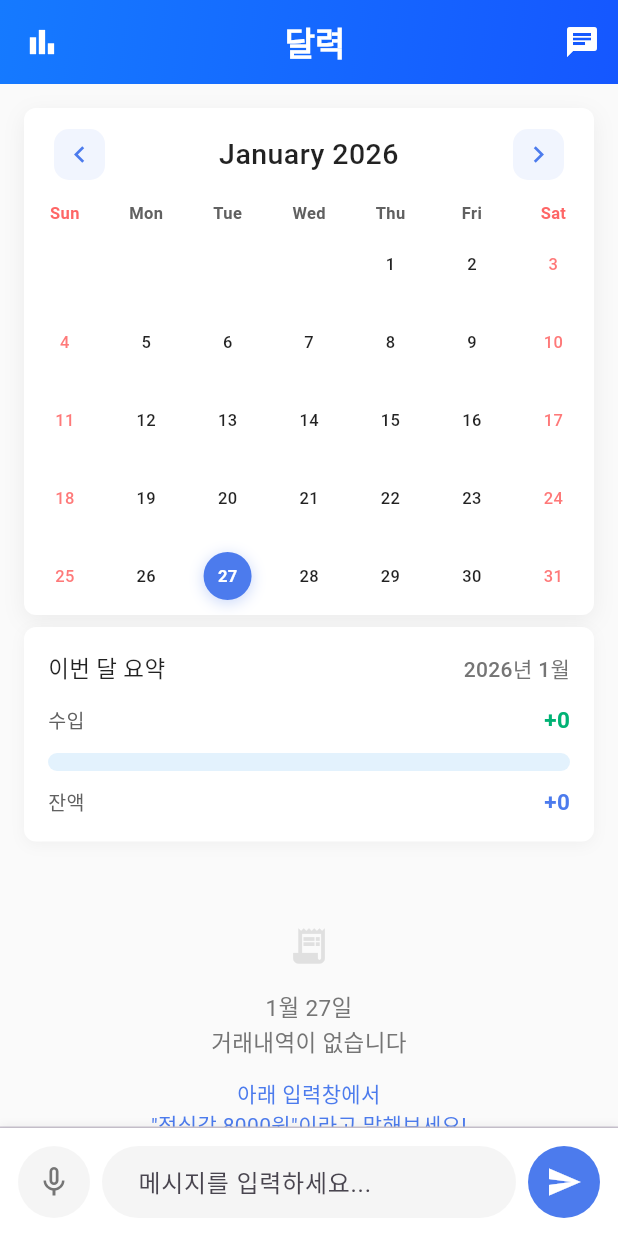
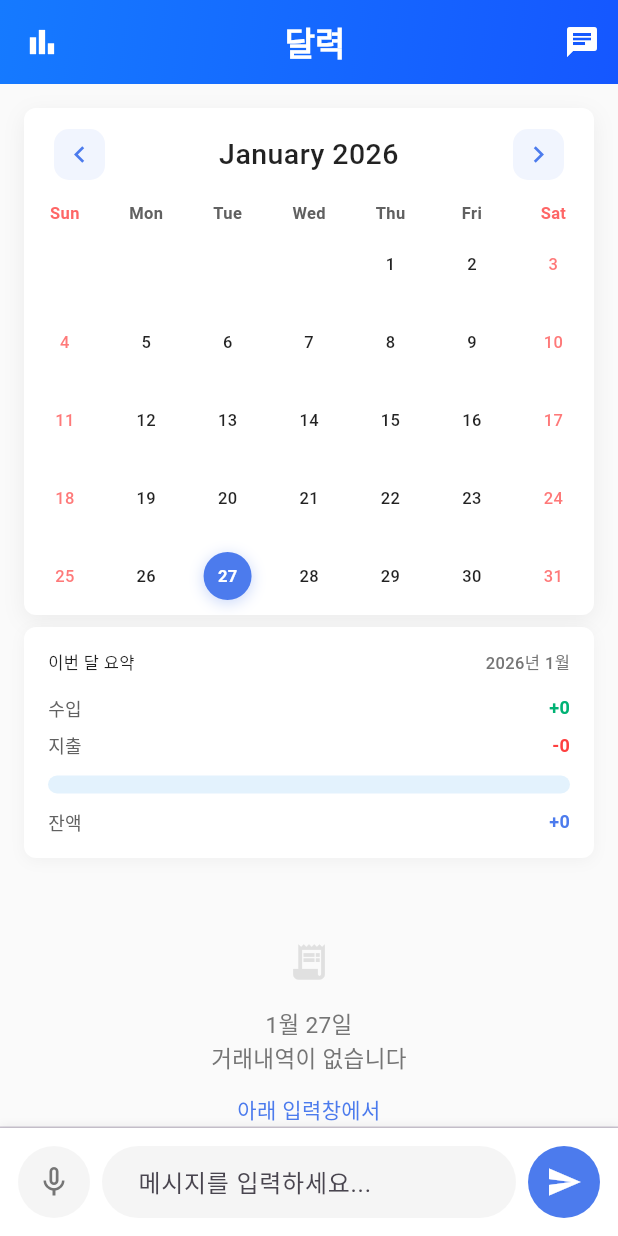
Before and after one commit to ubzzang/moneylog_app, a Flutter app: the HomeScreen screen opened directly, on a phone screen of 412 x 824 dp. Run offline on Flutter 3.47's test engine with Material 3 defaults, Android fonts, the light colour scheme and no system bars; drawn by our look-alikes of table_calendar; our stand-ins replace fl_chart, shared_preferences, speech_to_text; accounts and stored records are empty; Roboto replaces fonts that are missing (GmarketSans).

Commit message:
home_screen 수정

```diff
--- a/lib/screens/home_screen.dart
+++ b/lib/screens/home_screen.dart
@@ -156,42 +156,42 @@ class _HomeScreenState extends State<HomeScreen> {
               if (expense == null && income == null) return null;
 
               return Positioned(
-                bottom: 2,
-                child: Row(
+                bottom: 1,
+                child: Column(
                   mainAxisSize: MainAxisSize.min,
                   children: [
                     if (income != null && income > 0)
                       Container(
-                        padding: EdgeInsets.symmetric(horizontal: 3, vertical: 1),
-                        margin: EdgeInsets.only(right: 2),
+                        padding: EdgeInsets.symmetric(horizontal: 2, vertical: 0.5),
+                        margin: EdgeInsets.only(bottom: 1),
                         decoration: BoxDecoration(
                           color: Color(0xFF00B274).withOpacity(0.15),
-                          borderRadius: BorderRadius.circular(6),
+                          borderRadius: BorderRadius.circular(4),
                         ),
                         child: Text(
                           '+${_formatVeryCompact(income)}',
                           style: TextStyle(
-                            fontSize: 8,
+                            fontSize: 7,
                             color: Color(0xFF00B274),
                             fontWeight: FontWeight.w700,
-                            height: 1.2,
+                            height: 1.0,
                           ),
                         ),
                       ),
                     if (expense != null && expense > 0)
                       Container(
-                        padding: EdgeInsets.symmetric(horizontal: 3, vertical: 1),
+                        padding: EdgeInsets.symmetric(horizontal: 2, vertical: 0.5),
                         decoration: BoxDecoration(
                           color: Color(0xFFFE4040).withOpacity(0.15),
-                          borderRadius: BorderRadius.circular(6),
+                          borderRadius: BorderRadius.circular(4),
                         ),
                         child: Text(
                           '-${_formatVeryCompact(expense)}',
                           style: TextStyle(
-                            fontSize: 8,
+                            fontSize: 7,
                             color: Color(0xFFFE4040),
                             fontWeight: FontWeight.w700,
-                            height: 1.2,
+                            height: 1.0,
                           ),
                         ),
                       ),
@@ -318,7 +318,7 @@ class _HomeScreenState extends State<HomeScreen> {
               Text(
                 '이번 달 요약',
                 style: TextStyle(
-                  fontSize: 15,
+                  fontSize: 11,
                   fontWeight: FontWeight.w500,
                   color: Colors.black87,
                 ),
@@ -326,7 +326,7 @@ class _HomeScreenState extends State<HomeScreen> {
               Text(
                 '${_focusedDay.year}년 ${_focusedDay.month}월',
                 style: TextStyle(
-                  fontSize: 14,
+                  fontSize: 11,
                   color: Colors.grey[600],
                   fontWeight: FontWeight.w500,
                 ),
@@ -339,14 +339,32 @@ class _HomeScreenState extends State<HomeScreen> {
             children: [
               Text(
                 '수입',
-                style: TextStyle(fontSize: 13, color: Colors.grey[700]),
+                style: TextStyle(fontSize: 12, color: Colors.grey[700]),
               ),
               Text(
                 '+${_formatCompact(_monthlyIncome)}',
                 style: TextStyle(
-                  fontSize: 15,
+                  fontSize: 12,
                   fontWeight: FontWeight.w700,
                   color: Color(0xFF00B274),
+                ),
+              ),
+            ],
+          ),
+          SizedBox(height: 8),
+          Row(
+            mainAxisAlignment: MainAxisAlignment.spaceBetween,
+            children: [
+              Text(
+                '지출',
+                style: TextStyle(fontSize: 12, color: Colors.grey[700]),
+              ),
+              Text(
+                '-${_formatCompact(_monthlyExpense)}',
+                style: TextStyle(
+                  fontSize: 12,
+                  fontWeight: FontWeight.w700,
+                  color: Color(0xFFFE4040),
                 ),
               ),
             ],
@@ -383,12 +401,12 @@ class _HomeScreenState extends State<HomeScreen> {
             children: [
               Text(
                 '잔액',
-                style: TextStyle(fontSize: 13, color: Colors.grey[700]),
+                style: TextStyle(fontSize: 12, color: Colors.grey[700]),
               ),
               Text(
                 '${_monthlyIncome - _monthlyExpense >= 0 ? '+' : ''}${_formatCompact(_monthlyIncome - _monthlyExpense)}',
                 style: TextStyle(
-                  fontSize: 15,
+                  fontSize: 12,
                   fontWeight: FontWeight.w700,
                   color: _monthlyIncome - _monthlyExpense >= 0
                       ? Color(0xFF4C7BED)
@@ -403,28 +421,21 @@ class _HomeScreenState extends State<HomeScreen> {
   }
 
   String _formatCompact(double amount) {
-    if (amount >= 100000000) {
-      return '${(amount / 100000000).toStringAsFixed(1)}억';
-    }
-    if (amount >= 10000) {
-      return '${(amount / 10000).toStringAsFixed(0)}만';
-    }
-    return amount.toStringAsFixed(0);
+    final int intAmount = amount.toInt();
+    // 쉼표 추가
+    return intAmount.toString().replaceAllMapped(
+      RegExp(r'(\d{1,3})(?=(\d{3})+(?!\d))'),
+          (Match m) => '${m[1]},',
+    );
   }
 
   String _formatVeryCompact(double amount) {
     final int intAmount = amount.toInt();
-    if (intAmount >= 10000) {
-      return '${(intAmount / 10000).toStringAsFixed(0)}만';
-    }
-    if (intAmount >= 1000) {
-      // 천 단위 쉼표 추가
-      return intAmount.toString().replaceAllMapped(
-        RegExp(r'(\d{1,3})(?=(\d{3})+(?!\d))'),
-            (Match m) => '${m[1]},',
-      );
-    }
-    return intAmount.toString();
+    // 쉼표 추가
+    return intAmount.toString().replaceAllMapped(
+      RegExp(r'(\d{1,3})(?=(\d{3})+(?!\d))'),
+          (Match m) => '${m[1]},',
+    );
   }
 
   void _handleSendMessage() async {
@@ -593,7 +604,7 @@ class _HomeScreenState extends State<HomeScreen> {
           top: 20,
           left: 16,
           right: 16,
-          bottom: 120,
+          bottom: 150,
         ),
         itemCount: _transactions.length,
         itemBuilder: (context, index) {
```
